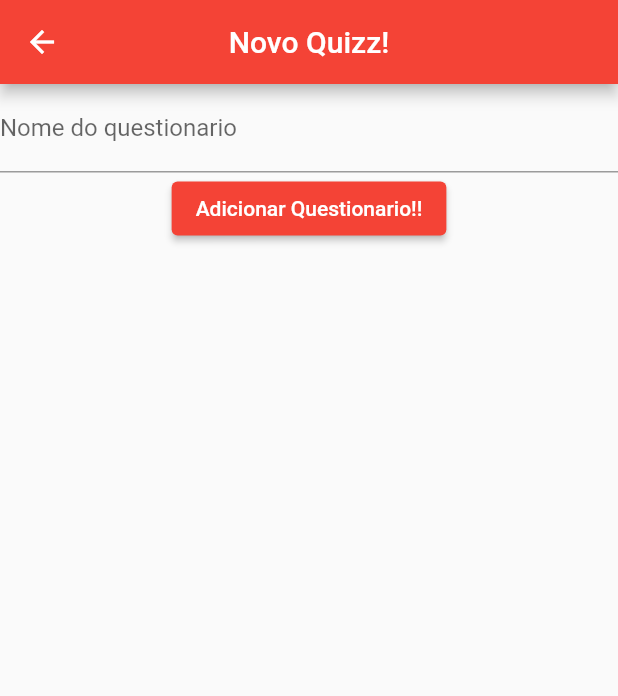
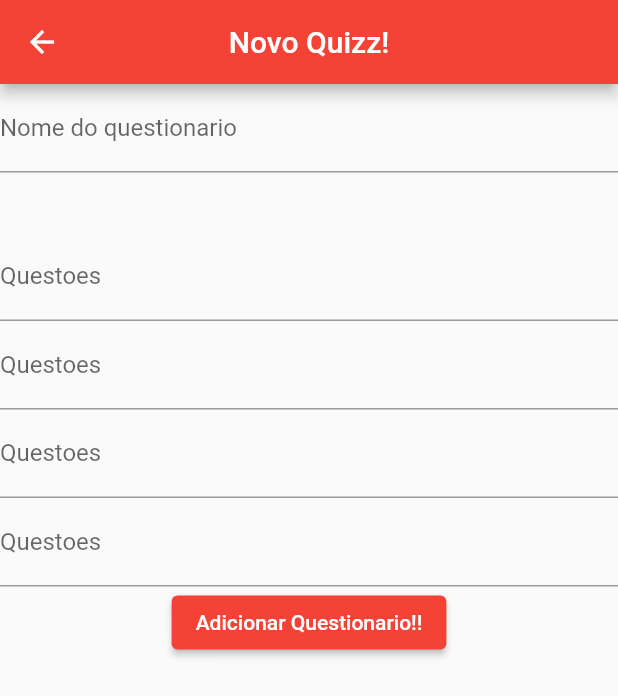
Before and after one commit to vinihzets/popquizz, a Flutter app: the AddQuizPage screen opened directly, on a phone screen of 412 x 824 dp. Shown: the top 696 px of the screen. Run offline on Flutter 3.47's test engine with Material 2 defaults, Android fonts, the light colour scheme and no system bars.

Commit message:
Adicionando controlladores pros textfields e arrumando tela

```diff
--- a/lib/pages/add_quizpage.dart
+++ b/lib/pages/add_quizpage.dart
@@ -1,6 +1,6 @@
 import 'package:flutter/material.dart';
 import 'package:popquizz/models/question_model.dart';
-import 'package:popquizz/pages/formulary_page.dart';
+import 'package:popquizz/pages/home_page.dart';
 import 'package:popquizz/repositories/question_repository.dart';
 
 class AddQuizPage extends StatefulWidget {
@@ -11,6 +11,9 @@ class AddQuizPage extends StatefulWidget {
 }
 
 class _AddQuizPageState extends State<AddQuizPage> {
+  TextEditingController namequestionsController = TextEditingController();
+  TextEditingController questionsController = TextEditingController();
+
   @override
   Widget build(BuildContext context) {
     return Scaffold(
@@ -19,21 +22,41 @@ class _AddQuizPageState extends State<AddQuizPage> {
         backgroundColor: Colors.red,
         centerTitle: true,
       ),
-      body: Column(
+      body: SingleChildScrollView(
+        child: Column(
           children: [
-          const TextField(
+            TextField(
+              controller: namequestionsController,
               decoration: InputDecoration(labelText: "Nome do questionario"),
             ),
+            Padding(
+              child: TextField(
+                controller: questionsController,
+                decoration: InputDecoration(labelText: "Questoes"),
+              ),
+              padding: EdgeInsets.only(top: 40.0),
+            ),
+            TextField(
+              controller: questionsController,
+              decoration: InputDecoration(labelText: "Questoes"),
+            ),
+            TextField(
+              controller: questionsController,
+              decoration: InputDecoration(labelText: "Questoes"),
+            ),
+            TextField(
+              controller: questionsController,
+              decoration: InputDecoration(labelText: "Questoes"),
+            ),
             ElevatedButton(
-            onPressed: () => setState(() {
-              Navigator.of(context).push(
-                  MaterialPageRoute(builder: (context) => FormularyPage()));
-            }),
+              onPressed: () => setState(() {}),
               child: const Text('Adicionar Questionario!!'),
               style: ButtonStyle(
-                backgroundColor: MaterialStateProperty.all<Color>(Colors.red)),
+                  backgroundColor:
+                      MaterialStateProperty.all<Color>(Colors.red)),
             ),
           ],
+        ),
       ),
     );
   }
```
Also changed, not shown: lib/pages/formulary_page.dart (deleted, +0 -10 lines), lib/pages/home_page.dart (+6 -1 lines). Lines whose indentation alone changed are shown as unchanged.
